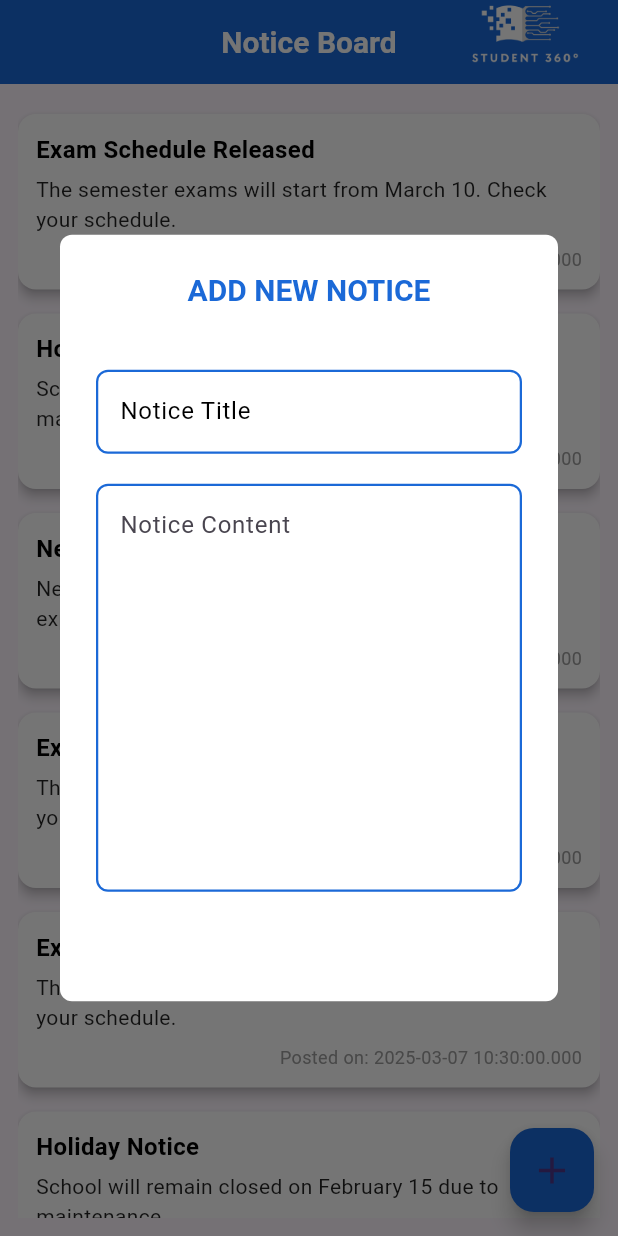
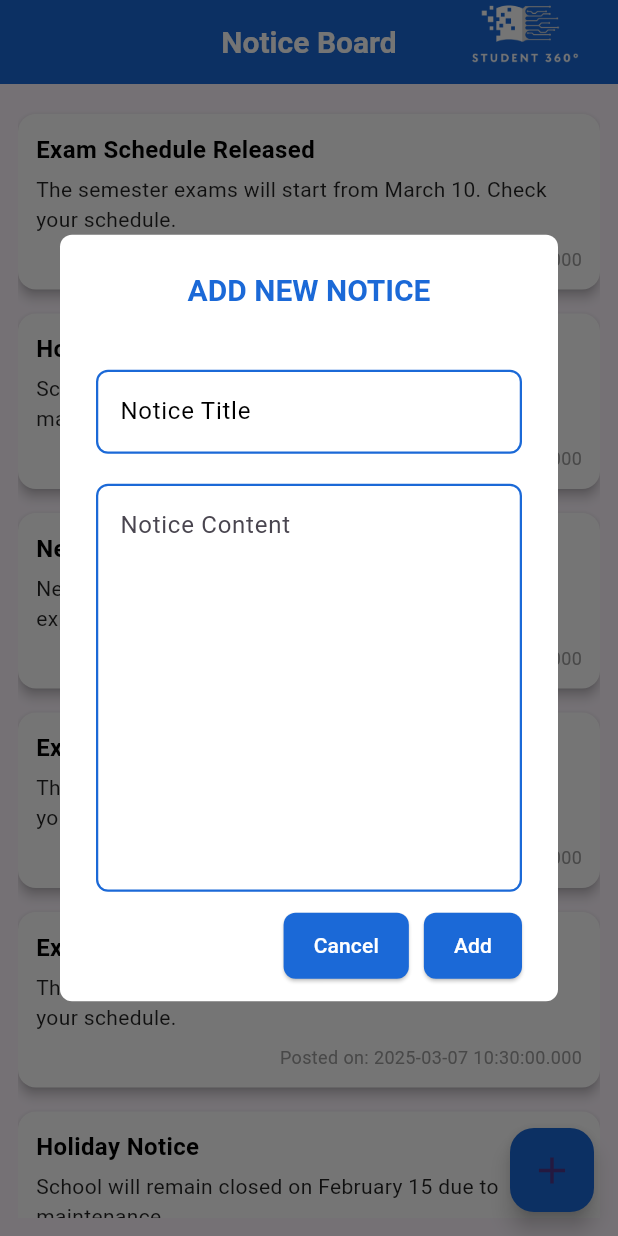
Before and after one commit to Dimath-Ranasinghe/Student_360, a Flutter app: the screen it shows after launch, after a tap on the "add" icon, on a phone screen of 412 x 824 dp. Run offline on Flutter 3.47's test engine with Material 3 defaults, Android fonts, the phone set to English and light mode, and no system bars.

Commit message:
Added 'cancel ' and 'add ' buttons

```diff
--- a/lib/TeacherNoticeBoard/teacher_notice_page.dart
+++ b/lib/TeacherNoticeBoard/teacher_notice_page.dart
@@ -69,6 +69,37 @@ class _NoticeBoardState extends State<TeacherNoticePage> {
                       borderSide: BorderSide(color: Color.fromRGBO(27, 105, 215, 1),width: 1.7)
                     )
                   ),
+                ),
+                SizedBox(height: 12),
+                Row(
+                  mainAxisAlignment: MainAxisAlignment.end,
+                  children: [
+                    ElevatedButton(
+                      onPressed:() => Navigator.pop(context),
+                      style: ElevatedButton.styleFrom(
+                        backgroundColor: Color.fromRGBO(27, 105, 215, 1), // Custom button color
+                        foregroundColor: Colors.white, // Text color
+                        padding: EdgeInsets.symmetric(horizontal: 20, vertical: 12),
+                        shape: RoundedRectangleBorder(
+                          borderRadius: BorderRadius.circular(8), // Rounded corners
+                        ),
+                      ),
+                      child: Text("Cancel"),
+                    ),
+                    SizedBox(width: 10),
+                    ElevatedButton(
+                      onPressed: saveNewNotice,
+                      style: ElevatedButton.styleFrom(
+                        backgroundColor: Color.fromRGBO(27, 105, 215, 1), // Custom button color
+                        foregroundColor: Colors.white, // Text color
+                        padding: EdgeInsets.symmetric(horizontal: 20, vertical: 12),
+                        shape: RoundedRectangleBorder(
+                          borderRadius: BorderRadius.circular(8), // Rounded corners
+                        ),
+                      ),
+                      child: Text("Add"),
+                    ),
+                  ],
                 )
               ],
             ),
@@ -76,6 +107,10 @@ class _NoticeBoardState extends State<TeacherNoticePage> {
         ),
       );
     });
+  }
+
+  void saveNewNotice(){
+    Navigator.pop(context);
   }
     @override
   Widget build(BuildContext context) {
```
